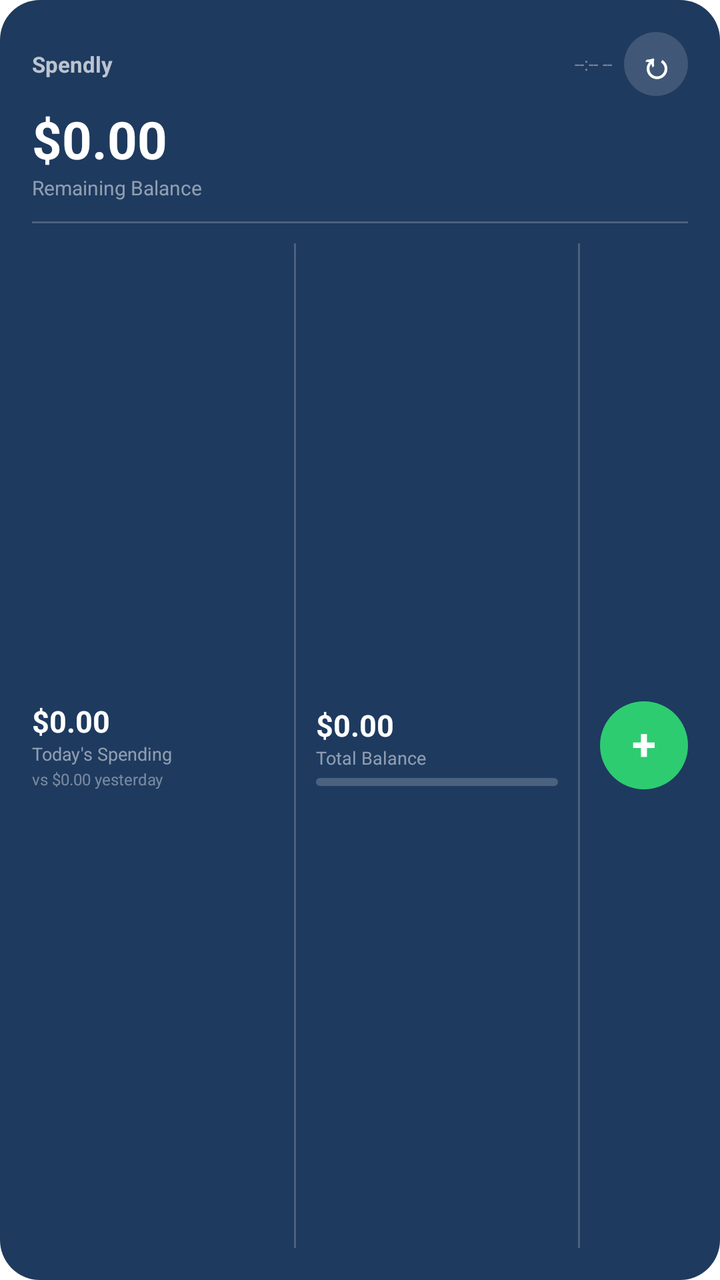
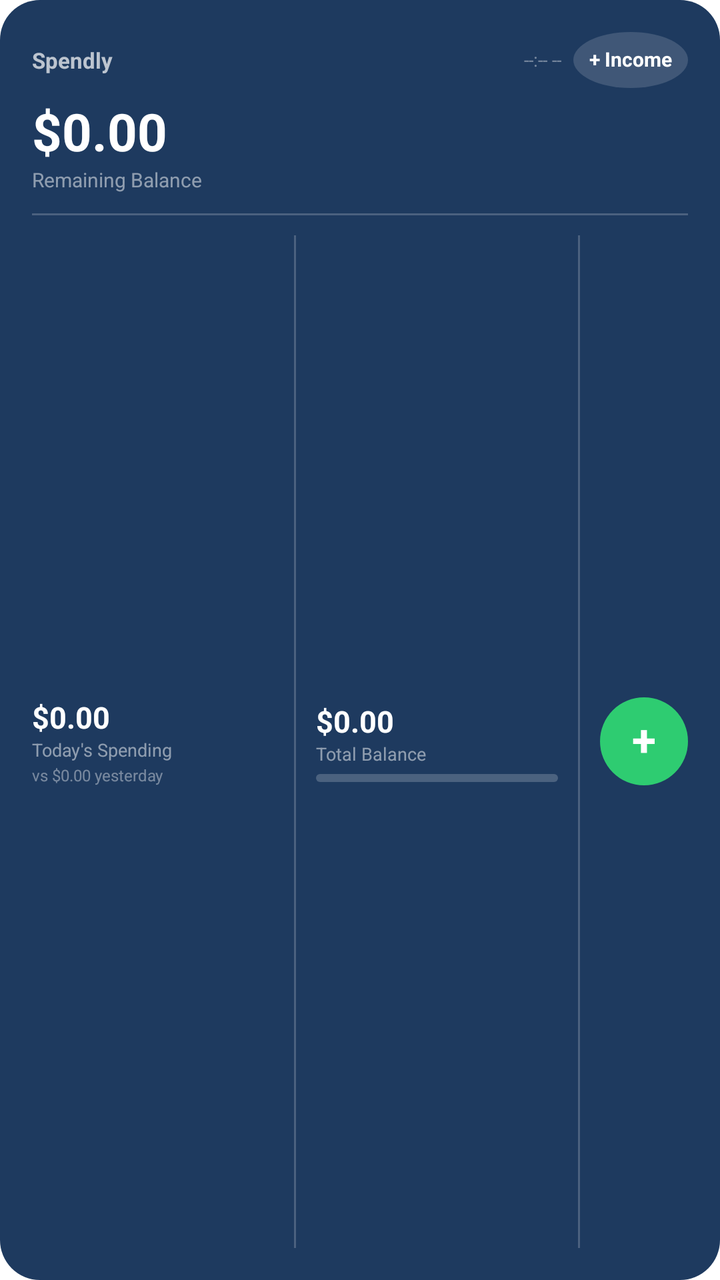

An Android layout rendered at two revisions. The XML below is the earlier revision; the diff shows what the commit changed to produce the second picture.
<!-- AndroidManifest.xml: fallback theme Theme.MaterialComponents.DayNight.NoActionBar -->
<!-- res/layout/spendly_widget.xml -->
<?xml version="1.0" encoding="utf-8"?>
<LinearLayout
    xmlns:android="http://schemas.android.com/apk/res/android"
    android:layout_width="match_parent"
    android:layout_height="match_parent"
    android:orientation="vertical"
    android:background="@drawable/widget_background"
    android:padding="16dp">

    
    <LinearLayout
        android:layout_width="match_parent"
        android:layout_height="wrap_content"
        android:orientation="horizontal"
        android:gravity="center_vertical">

        <TextView
            android:id="@+id/widget_app_name"
            android:layout_width="0dp"
            android:layout_height="wrap_content"
            android:layout_weight="1"
            android:text="Spendly"
            android:textColor="#B3FFFFFF"
            android:textSize="11sp"
            android:textStyle="bold"/>

        <TextView
            android:id="@+id/widget_last_updated"
            android:layout_width="wrap_content"
            android:layout_height="wrap_content"
            android:text="--:-- --"
            android:textColor="#66FFFFFF"
            android:textSize="9sp"/>

        <TextView
            android:id="@+id/widget_refresh_btn"
            android:layout_width="32dp"
            android:layout_height="32dp"
            android:layout_marginStart="6dp"
            android:gravity="center"
            android:text="↻"
            android:textColor="#FFFFFF"
            android:textSize="18sp"
            android:textStyle="bold"
            android:includeFontPadding="false"
            android:background="@drawable/widget_refresh_button"
            android:clickable="true"/>

    </LinearLayout>

    
    <TextView
        android:id="@+id/widget_remaining"
        android:layout_width="match_parent"
        android:layout_height="wrap_content"
        android:layout_marginTop="4dp"
        android:text="$0.00"
        android:textColor="#FFFFFF"
        android:textSize="26sp"
        android:textStyle="bold"/>

    <TextView
        android:id="@+id/widget_remaining_label"
        android:layout_width="match_parent"
        android:layout_height="wrap_content"
        android:text="Remaining Balance"
        android:textColor="#80FFFFFF"
        android:textSize="10sp"
        android:layout_marginBottom="10dp"/>

    
    <FrameLayout
        android:layout_width="match_parent"
        android:layout_height="1dp"
        android:background="#33FFFFFF"
        android:layout_marginBottom="10dp"/>

    
    <LinearLayout
        android:layout_width="match_parent"
        android:layout_height="0dp"
        android:layout_weight="1"
        android:orientation="horizontal"
        android:gravity="center_vertical">

        
        <LinearLayout
            android:layout_width="0dp"
            android:layout_height="wrap_content"
            android:layout_weight="1"
            android:orientation="vertical">

            
            <LinearLayout
                android:layout_width="wrap_content"
                android:layout_height="wrap_content"
                android:orientation="horizontal"
                android:gravity="center_vertical">

                <TextView
                    android:id="@+id/widget_today_spent"
                    android:layout_width="wrap_content"
                    android:layout_height="wrap_content"
                    android:text="$0.00"
                    android:textColor="#FFFFFF"
                    android:textSize="15sp"
                    android:textStyle="bold"/>

                
                <TextView
                    android:id="@+id/widget_trend"
                    android:layout_width="wrap_content"
                    android:layout_height="wrap_content"
                    android:layout_marginStart="4dp"
                    android:text=""
                    android:textSize="11sp"
                    android:textStyle="bold"/>

            </LinearLayout>

            <TextView
                android:layout_width="wrap_content"
                android:layout_height="wrap_content"
                android:text="Today's Spending"
                android:textColor="#80FFFFFF"
                android:textSize="9sp"/>

            
            <TextView
                android:id="@+id/widget_yesterday"
                android:layout_width="wrap_content"
                android:layout_height="wrap_content"
                android:text="vs $0.00 yesterday"
                android:textColor="#66FFFFFF"
                android:textSize="8sp"
                android:layout_marginTop="1dp"/>

        </LinearLayout>

        
        <FrameLayout
            android:layout_width="1dp"
            android:layout_height="match_parent"
            android:background="#33FFFFFF"
            android:layout_marginStart="10dp"
            android:layout_marginEnd="10dp"/>

        
        <LinearLayout
            android:layout_width="0dp"
            android:layout_height="wrap_content"
            android:layout_weight="1"
            android:orientation="vertical">

            <TextView
                android:id="@+id/widget_balance"
                android:layout_width="wrap_content"
                android:layout_height="wrap_content"
                android:text="$0.00"
                android:textColor="#FFFFFF"
                android:textSize="15sp"
                android:textStyle="bold"/>

            <TextView
                android:layout_width="wrap_content"
                android:layout_height="wrap_content"
                android:text="Total Balance"
                android:textColor="#80FFFFFF"
                android:textSize="9sp"/>

            
            <ProgressBar
                android:id="@+id/widget_budget_bar"
                style="@android:style/Widget.ProgressBar.Horizontal"
                android:layout_width="match_parent"
                android:layout_height="4dp"
                android:layout_marginTop="4dp"
                android:max="100"
                android:progress="0"
                android:progressTint="#2ECC71"
                android:progressBackgroundTint="#33FFFFFF"/>

        </LinearLayout>

        
        <FrameLayout
            android:layout_width="1dp"
            android:layout_height="match_parent"
            android:background="#33FFFFFF"
            android:layout_marginStart="10dp"
            android:layout_marginEnd="10dp"/>

        
        <LinearLayout
            android:id="@+id/widget_add_btn"
            android:layout_width="44dp"
            android:layout_height="44dp"
            android:orientation="vertical"
            android:gravity="center"
            android:background="@drawable/widget_add_button"
            android:clickable="true">

            <TextView
                android:layout_width="wrap_content"
                android:layout_height="wrap_content"
                android:text="+"
                android:textColor="#FFFFFF"
                android:textSize="22sp"
                android:textStyle="bold"
                android:includeFontPadding="false"/>

        </LinearLayout>

    </LinearLayout>

</LinearLayout>
<!-- resources referenced by this layout -->
<resources>
  <!-- drawable widget_add_button (drawable) -->
  <?xml version="1.0" encoding="utf-8"?>
  <shape xmlns:android="http://schemas.android.com/apk/res/android"
      android:shape="oval">
      <solid android:color="#2ECC71"/>
  </shape>
  <!-- drawable widget_background (drawable) -->
  <?xml version="1.0" encoding="utf-8"?>
  <shape xmlns:android="http://schemas.android.com/apk/res/android"
      android:shape="rectangle">
      <solid android:color="#1E3A5F"/>
      <corners android:radius="20dp"/>
  </shape>
  <!-- drawable widget_refresh_button (drawable) -->
  <?xml version="1.0" encoding="utf-8"?>
  <shape xmlns:android="http://schemas.android.com/apk/res/android"
      android:shape="oval">
      <solid android:color="#26FFFFFF"/>
  </shape>
</resources>

<!-- the commit's change to res/layout/spendly_widget.xml (unified diff, before → after) -->
@@ -32,19 +32,28 @@
             android:textColor="#66FFFFFF"
             android:textSize="9sp"/>
 
-        <TextView
-            android:id="@+id/widget_refresh_btn"
-            android:layout_width="32dp"
-            android:layout_height="32dp"
+        <LinearLayout
+            android:id="@+id/widget_income_btn"
+            android:layout_width="wrap_content"
+            android:layout_height="28dp"
             android:layout_marginStart="6dp"
+            android:orientation="horizontal"
             android:gravity="center"
-            android:text="↻"
-            android:textColor="#FFFFFF"
-            android:textSize="18sp"
-            android:textStyle="bold"
-            android:includeFontPadding="false"
+            android:paddingStart="8dp"
+            android:paddingEnd="8dp"
             android:background="@drawable/widget_refresh_button"
-            android:clickable="true"/>
+            android:clickable="true">
+
+            <TextView
+                android:layout_width="wrap_content"
+                android:layout_height="wrap_content"
+                android:text="+ Income"
+                android:textColor="#FFFFFF"
+                android:textSize="10sp"
+                android:textStyle="bold"
+                android:includeFontPadding="false"/>
+
+        </LinearLayout>
 
     </LinearLayout>
 
